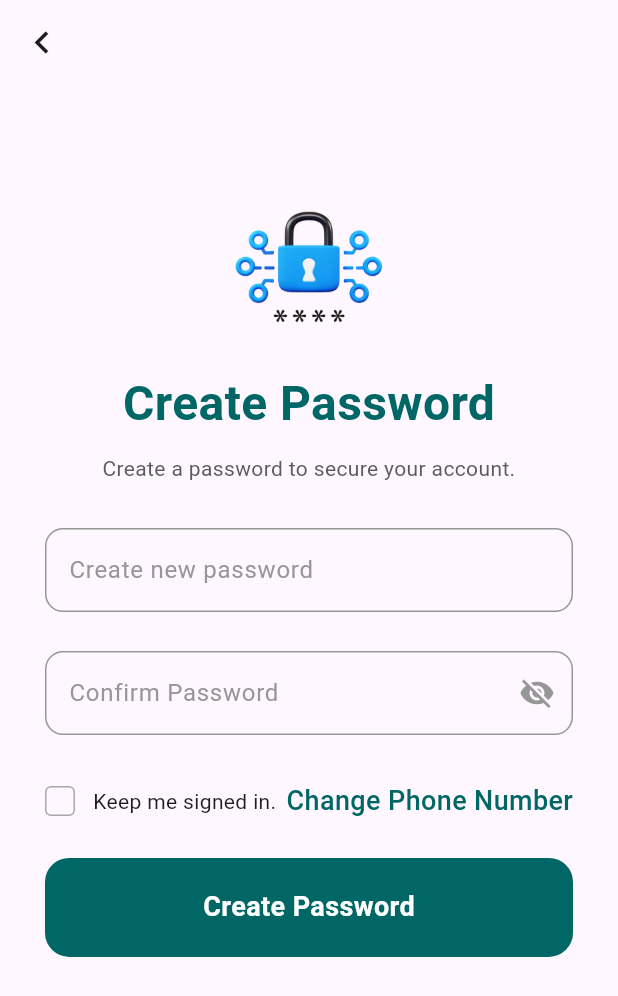
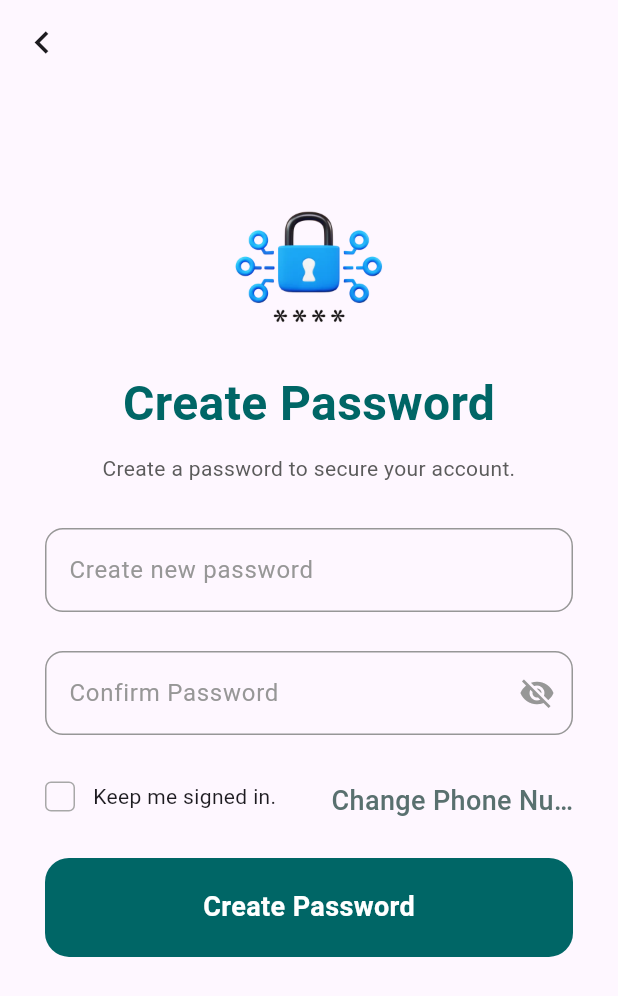
Before and after one commit to sharon5555/Signup-UI-flutter, a Flutter app: the CreatePassword screen opened directly, on a phone screen of 412 x 824 dp. Shown: the top 996 px of the screen. Run offline on Flutter 3.47's test engine with Material 3 defaults, Android fonts, the light colour scheme and no system bars; our stand-ins replace smooth_page_indicator; Roboto replaces fonts that are missing (Poppins).

Commit message:
updated the screens folder files

```diff
--- a/sign_up/lib/screens/create_password.dart
+++ b/sign_up/lib/screens/create_password.dart
@@ -103,7 +103,7 @@ class _CreatePasswordState extends State<CreatePassword> {
             Padding(
               padding: nDefaultPadding,
               child: Row(
-                mainAxisAlignment: MainAxisAlignment.spaceBetween,
+                crossAxisAlignment: CrossAxisAlignment.start,
                 children: [
                   Expanded(
                     child: CheckBox(
@@ -116,6 +116,8 @@ class _CreatePasswordState extends State<CreatePassword> {
                       },
                     ),
                   ),
+                  const SizedBox(width: 10),
+                  Flexible(child:
                   GestureDetector(
                     onTap: () {
                       Navigator.push(
@@ -132,8 +134,11 @@ class _CreatePasswordState extends State<CreatePassword> {
                     },
                     child: Text(
                       'Change Phone Number',
-                      style: subTitle.copyWith(color: nPrimaryColor),
+                      style: subTitle.copyWith(color: nSecondaryColor),
+                       textAlign: TextAlign.right, // Align the text to the right
+                        overflow: TextOverflow.ellipsis, // Truncate overflowed text
                     ),
+                  ),
                   ),
                 ],
               ),
--- a/sign_up/lib/screens/login.dart
+++ b/sign_up/lib/screens/login.dart
@@ -110,7 +110,8 @@ class Login extends StatelessWidget {
                 style: subTitle.copyWith(color: nZambeziColor),
               ),
               const SizedBox(height: 20),
-              const LoginOption(), // Options for logging in with social accounts
+              const LoginOption(),
+              const SizedBox(height: 20), // Options for logging in with social accounts
             ],
           ),
         ),
--- a/sign_up/lib/screens/onboarding_screen.dart
+++ b/sign_up/lib/screens/onboarding_screen.dart
@@ -1,7 +1,6 @@
 import 'package:flutter/material.dart';
 import 'package:sign_up/screens/login.dart';
 import 'package:sign_up/theme.dart';
-import 'package:sign_up/widgets/primary_button.dart';
 import 'package:smooth_page_indicator/smooth_page_indicator.dart';
 
 class OnboardingScreen extends StatefulWidget {
@@ -102,7 +101,8 @@ class _OnboardingScreenState extends State<OnboardingScreen> {
 
   // Method to build onboarding page
   Widget onboardingPage(String imagePath, String title, String description) {
-    return Padding(
+    return SingleChildScrollView( // Added SingleChildScrollView here to fix overflow
+      child: Padding(
         padding: const EdgeInsets.all(24.0),
         child: Column(
           mainAxisAlignment: MainAxisAlignment.center,
@@ -122,6 +122,7 @@ class _OnboardingScreenState extends State<OnboardingScreen> {
             ),
           ],
         ),
+      ),
     );
   }
 }
```
Lines whose indentation alone changed are shown as unchanged.
